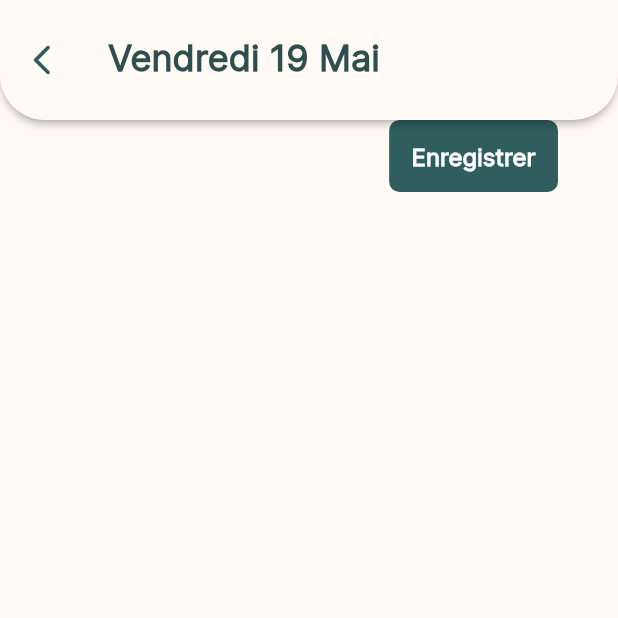
After one commit to justin20100/sloth, a Flutter app: the DReportForm screen opened by its route, on a phone screen of 412 x 824 dp, the top half of it. The commit adds this screen. Run offline on Flutter 3.47's test engine with Material 2 defaults, Android fonts, the light colour scheme and no system bars; our stand-ins replace cloud_firestore, email_validator, firebase_auth, firebase_core, introduction_screen and 1 more; missing offline and left inert: dart:ffi; accounts and stored records are empty; generated files the repository leaves out were written again.

Commit message:
starting day report form

```diff
--- a/lib/main.dart
+++ b/lib/main.dart
@@ -25,8 +25,7 @@ class MyApp extends StatelessWidget {
                 ? kIntroductionRoute
                 : kHomeRoute,
             routes: router,
-            theme: ThemeData(
-                fontFamily: 'Inter', backgroundColor: kColorCream),
+            theme: ThemeData(fontFamily: 'Inter'),
           );
         }
         return const ErrorScreen();
--- a/lib/models/error_firebase_auth.dart
+++ b/lib/models/error_firebase_auth.dart
@@ -2,7 +2,7 @@ const Map<String, String> errors = {
   'invalid-email': 'L’email n’est pas valide.',
   'user-disabled': 'Votre compte est désactivé.',
   'user-not-found': 'Cet email n’est pas connu.',
-  'wrong-password': 'Le mot de passe est erroné.',
+  'wrong-password': "Le mot de passe n'est pas le bon",
   'email-already-in-use': 'Il existe déjà un compte avec cette adresse mail.',
   'operation-not-allowed': 'La création d’un compte n’est pas permise.',
   'weak-password': 'Ce mot de passe est trop simple.',
--- a/lib/partials/forms/password_input.dart
+++ b/lib/partials/forms/password_input.dart
@@ -12,7 +12,7 @@ class PasswordInput extends StatelessWidget {
   @override
   Widget build(BuildContext context) {
       return TextInput(
-        hintText: "Mot2passe",
+        hintText: "Motdepasse",
         keyboardType: TextInputType.visiblePassword,
         validator: (value) {
           if (value == null || value.isEmpty) {
--- a/lib/routes/router.dart
+++ b/lib/routes/router.dart
@@ -2,7 +2,9 @@ import 'package:flutter/foundation.dart';
 import 'package:flutter/material.dart';
 import 'package:sloth/routes/routes.dart';
 import 'package:sloth/views/auth/intersection.dart';
+import 'package:sloth/views/auth/profile.dart';
 import 'package:sloth/views/auth/registerTraits_form.dart';
+import 'package:sloth/views/events/dreport_form.dart';
 import 'package:sloth/views/pages/calendar.dart';
 
 import '../views/auth/login_form.dart';
@@ -26,12 +28,15 @@ Map<String, WidgetBuilder> router = {
   kRegisterObjectifsRoute: (context) => RegisterObjectifsForm(),
   kLoginRoute: (context) => LoginForm(),
   kResetPasswordRoute: (context) => ResetPasswordForm(),
+  kResetPasswordRoute: (context) => ResetPasswordForm(),
+  kProfileRoute: (context) => Profile(),
   // Pages
   kHomeRoute: (context) =>  const Home(),
-  // Notifications
   kNotificationsRoute: (context) => const Notifications(),
-  // Calendar
   kCalendarRoute: (context) => const Calendar(),
+  // Events
+  kDReportRoute: (context) => DReportForm(),
+
 };
 
 
--- a/lib/routes/routes.dart
+++ b/lib/routes/routes.dart
@@ -9,6 +9,7 @@ const String kRegisterMoreRoute = '/registerMore';
 const String kRegisterTraitsRoute = '/registerTraits';
 const String kRegisterObjectifsRoute = '/registerObjectifs';
 const String kResetPasswordRoute = '/resetPassword';
+const String kProfileRoute = '/profile';
 const String kError = '/error';
 // pages
 const String kHomeRoute = '/';
@@ -16,3 +17,5 @@ const String kHomeRoute = '/';
 const String kNotificationsRoute = '/notifications';
 // Calendar
 const String kCalendarRoute = '/calendar';
+// Events
+const String kDReportRoute = '/dreport';
--- /dev/null
+++ b/lib/views/events/dreport_form.dart
@@ -0,0 +1,82 @@
+import 'package:flutter/material.dart';
+import '../../routes/routes.dart';
+import '../../styles/constants.dart';
+import '../../tools/button.dart';
+
+class DReportForm extends StatefulWidget {
+  const DReportForm({Key? key}) : super(key: key);
+
+  @override
+  State<DReportForm> createState() => _DReportFormState();
+}
+
+class _DReportFormState extends State<DReportForm> {
+  final _dReportFormKey = GlobalKey<FormState>();
+  late DateTime _wakeup;
+  late DateTime _sleep;
+  late num _sleepevaluation;
+  late num _cognitiveevaluation;
+  late num _physiqueevaluation;
+  late String _moreinfos;
+  late num _motivation;
+  late num _euphoria;
+  late num _state;
+  late num _stress;
+  late num _mood;
+  late num _anxiety;
+
+  @override
+  Widget build(BuildContext context) {
+    return Scaffold(
+        backgroundColor: kColorCream,
+        appBar: AppBar(
+          elevation: 2,
+          shape: const RoundedRectangleBorder(
+            borderRadius: BorderRadius.vertical(
+              bottom: Radius.circular(30),
+            ),
+          ),
+          toolbarHeight: 80,
+          backgroundColor: kColorCream,
+          leading: GestureDetector(
+            onTap: () => {Navigator.pop(context)},
+            child: const Icon(
+              Icons.arrow_back_ios_new_rounded,
+              color: kColorGreen,
+            ),
+          ),
+          title: Text(
+            getTheDate(),
+            style: kheadingPageTextStyle,
+          ),
+        ),
+        body: SingleChildScrollView(
+          child: Padding(
+            padding: const EdgeInsets.only(
+                left: kNormalHorizontalSpacer * 2,
+                right: kNormalHorizontalSpacer * 2),
+            child: Form(
+              key: _dReportFormKey,
+              child: Column(
+                mainAxisAlignment: MainAxisAlignment.center,
+                children: [
+
+
+                  // Button
+                  Align(
+                    alignment: Alignment.bottomRight,
+                    child: Button(
+                        label: 'Enregistrer',
+                        onPressed: () {
+                          if (_dReportFormKey.currentState != null && _dReportFormKey.currentState!.validate()) {
+                            Navigator.pushNamed(context, kHomeRoute);
+                          }
+                        }),
+                  ),
+                ],
+              ),
+            ),
+          ),
+        ));
+  }
+}
--- a/lib/views/home.dart
+++ b/lib/views/home.dart
@@ -212,7 +212,7 @@ class _HomePageState extends State<Home> with TickerProviderStateMixin {
                           child: Button(
                             label: 'Remplir',
                             onPressed: () {
-                              Navigator.pushNamed(context, kHomeRoute);
+                              Navigator.pushNamed(context, kDReportRoute);
                             },
                           ),
                         )
--- a/lib/views/introduction.dart
+++ b/lib/views/introduction.dart
@@ -1,6 +1,5 @@
 import 'package:flutter/material.dart';
 import 'package:introduction_screen/introduction_screen.dart';
-
 import '../routes/routes.dart';
 import '../styles/constants.dart';
 
--- a/lib/views/pages/calendar.dart
+++ b/lib/views/pages/calendar.dart
@@ -23,7 +23,7 @@ class _CalendarState extends State<Calendar> {
         elevation: 2,
         shape: const RoundedRectangleBorder(
           borderRadius: BorderRadius.vertical(
-            bottom: Radius.circular(20),
+            bottom: Radius.circular(30),
           ),
         ),
         toolbarHeight: 80,
```
Also changed, not shown: lib/partials/burgerMenu/sidebar.dart (+7 -3 lines), lib/views/auth/intersection.dart (+9 -5 lines), lib/views/auth/login_form.dart (+7 -20 lines), lib/views/auth/profile.dart (+41 -0 lines).
